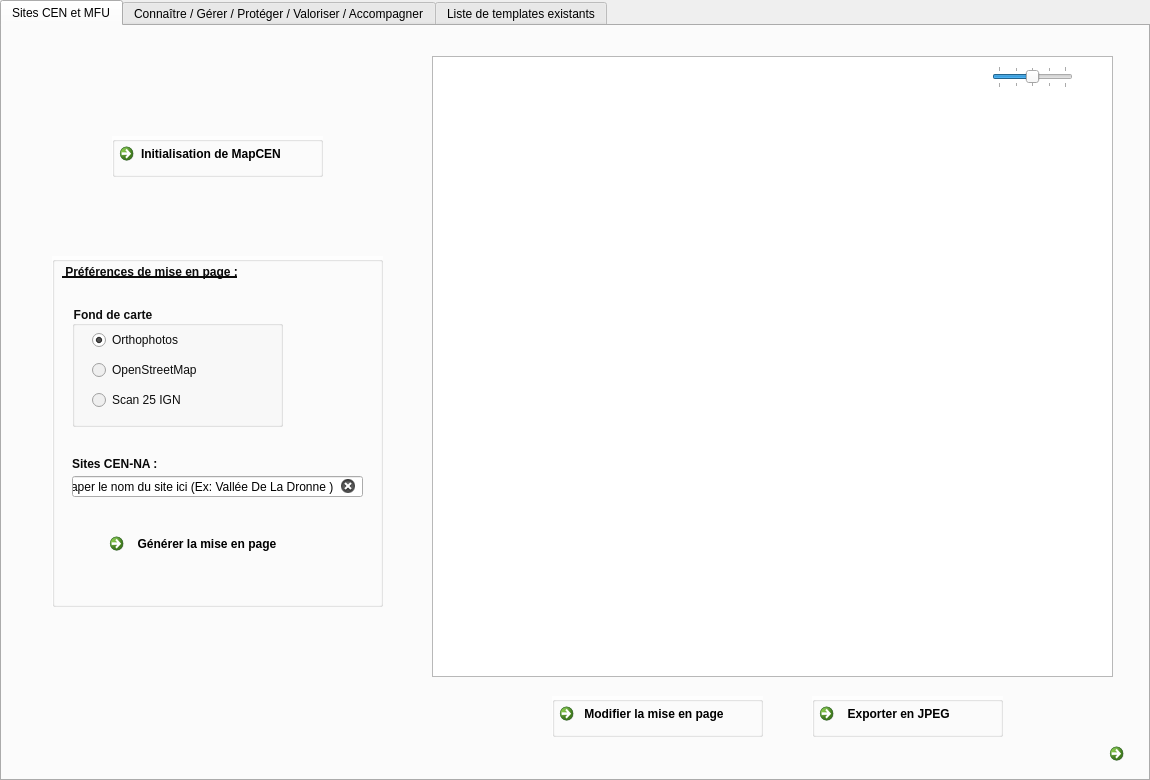
The window that map_cen_dialog_base.ui (CEN-Nouvelle-Aquitaine/map_cen) describes before a commit, drawn with Qt 5.
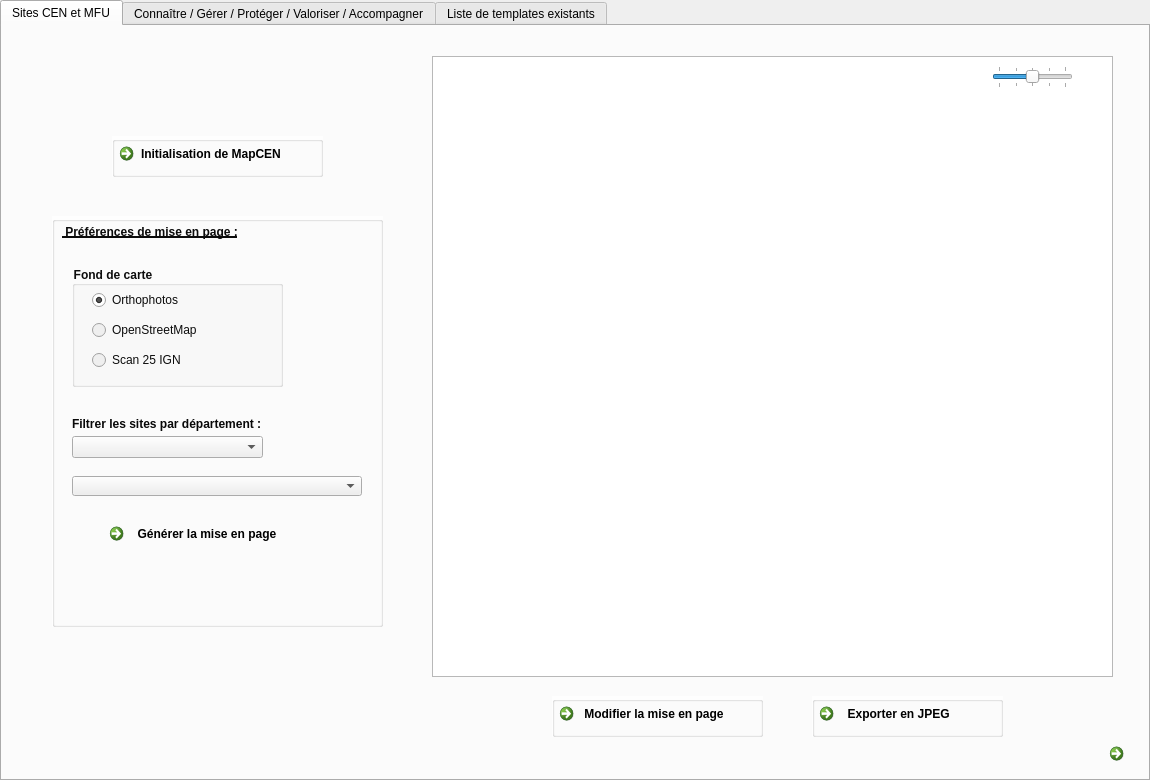
The same window after the commit. Icons and pictures are not drawn. Custom widgets are drawn as their Qt base class.

The edit to the form file:
```diff
--- a/map_cen_dialog_base.ui
+++ b/map_cen_dialog_base.ui
@@ -59,9 +59,9 @@
      <property name="geometry">
       <rect>
        <x>50</x>
-       <y>230</y>
+       <y>190</y>
        <width>331</width>
-       <height>351</height>
+       <height>411</height>
       </rect>
      </property>
      <property name="font">
@@ -166,33 +166,11 @@
        <string> Préférences de mise en page :</string>
       </property>
      </widget>
-     <widget class="QLabel" name="label_3">
-      <property name="geometry">
-       <rect>
-        <x>20</x>
-        <y>200</y>
-        <width>91</width>
-        <height>16</height>
-       </rect>
-      </property>
-      <property name="font">
-       <font>
-        <weight>75</weight>
-        <bold>true</bold>
-       </font>
-      </property>
-      <property name="styleSheet">
-       <string notr="true">color: rgb(8, 8, 8);</string>
-      </property>
-      <property name="text">
-       <string>Sites CEN-NA :</string>
-      </property>
-     </widget>
      <widget class="QCommandLinkButton" name="commandLinkButton_4">
       <property name="geometry">
        <rect>
         <x>50</x>
-        <y>270</y>
+        <y>300</y>
         <width>221</width>
         <height>51</height>
        </rect>
@@ -211,30 +189,71 @@
        </size>
       </property>
      </widget>
-     <widget class="QLineEdit" name="lineEdit">
-      <property name="enabled">
-       <bool>true</bool>
+     <widget class="QgsCheckableComboBox" name="mComboBox">
+      <property name="geometry">
+       <rect>
+        <x>20</x>
+        <y>260</y>
+        <width>290</width>
+        <height>20</height>
+       </rect>
       </property>
+      <property name="minimumSize">
+       <size>
+        <width>290</width>
+        <height>20</height>
+       </size>
+      </property>
+      <property name="maximumSize">
+       <size>
+        <width>290</width>
+        <height>20</height>
+       </size>
+      </property>
+      <property name="styleSheet">
+       <string notr="true"/>
+      </property>
+      <property name="maxVisibleItems">
+       <number>15</number>
+      </property>
+      <property name="sizeAdjustPolicy">
+       <enum>QComboBox::AdjustToContents</enum>
+      </property>
+      <property name="defaultText">
+       <string>Sélectionner le ou les site(s) ici</string>
+      </property>
+     </widget>
+     <widget class="QLabel" name="label_12">
+      <property name="geometry">
+       <rect>
+        <x>20</x>
+        <y>200</y>
+        <width>201</width>
+        <height>16</height>
+       </rect>
+      </property>
+      <property name="font">
+       <font>
+        <weight>75</weight>
+        <bold>true</bold>
+       </font>
+      </property>
+      <property name="styleSheet">
+       <string notr="true">color: rgb(8, 8, 8);</string>
+      </property>
+      <property name="text">
+       <string>Filtrer les sites par département :</string>
+      </property>
+     </widget>
+     <widget class="QComboBox" name="comboBox_2">
       <property name="geometry">
        <rect>
         <x>20</x>
         <y>220</y>
-        <width>291</width>
-        <height>21</height>
+        <width>191</width>
+        <height>22</height>
        </rect>
       </property>
-      <property name="text">
-       <string>Taper le nom du site ici (Ex: Vallée De La Dronne )</string>
-      </property>
-      <property name="alignment">
-       <set>Qt::AlignCenter</set>
-      </property>
-      <property name="readOnly">
-       <bool>false</bool>
-      </property>
-      <property name="clearButtonEnabled">
-       <bool>true</bool>
-      </property>
      </widget>
     </widget>
     <widget class="QGroupBox" name="groupBox_3">
@@ -807,6 +826,13 @@
    </widget>
   </widget>
  </widget>
+ <customwidgets>
+  <customwidget>
+   <class>QgsCheckableComboBox</class>
+   <extends>QComboBox</extends>
+   <header>qgscheckablecombobox.h</header>
+  </customwidget>
+ </customwidgets>
  <resources>
  </resources>
  <connections/>
```
